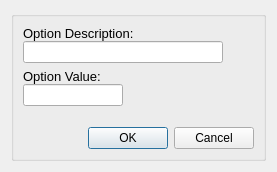
Before: the Qt Designer form src/gui/add_ordinal_option.ui in Ecotrust/delphos, drawn with Qt 5.
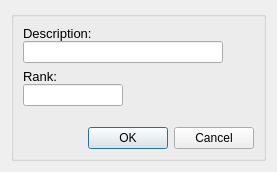
After: the same form once the commit is applied.

The edit to the form file:
```diff
--- a/src/gui/add_ordinal_option.ui
+++ b/src/gui/add_ordinal_option.ui
@@ -46,7 +46,7 @@
            </font>
           </property>
           <property name="text" >
-           <string>Option Description:</string>
+           <string>Description:</string>
           </property>
          </widget>
         </item>
@@ -86,7 +86,7 @@
            </font>
           </property>
           <property name="text" >
-           <string>Option Value:</string>
+           <string>Rank:</string>
           </property>
          </widget>
         </item>
```
